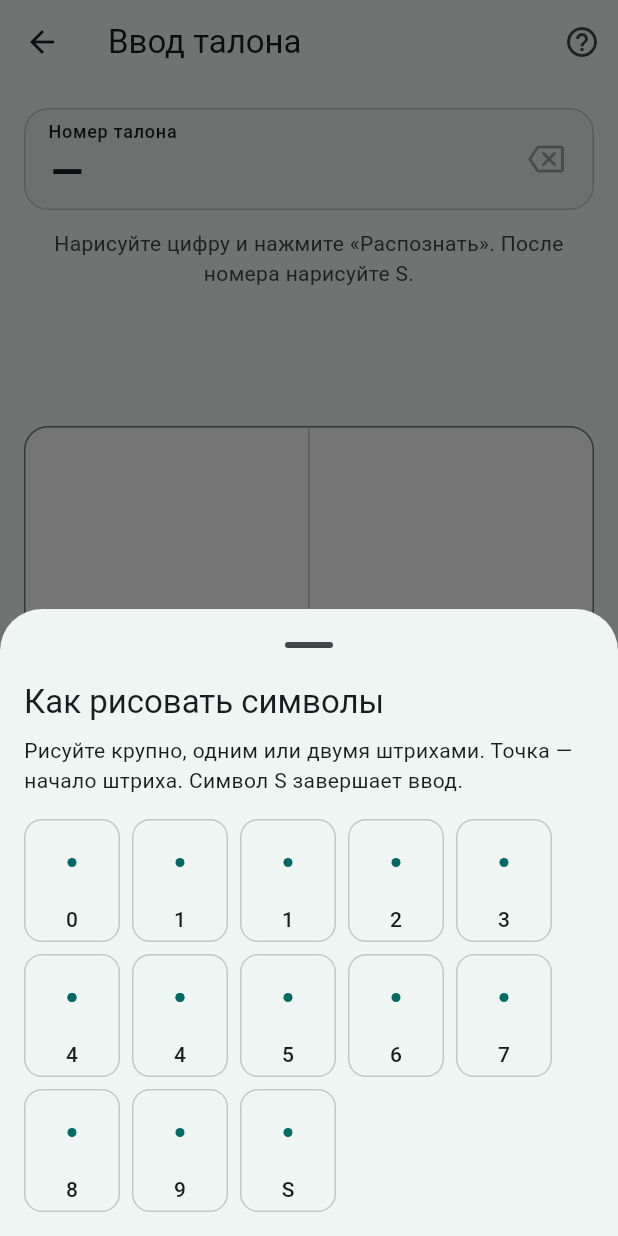
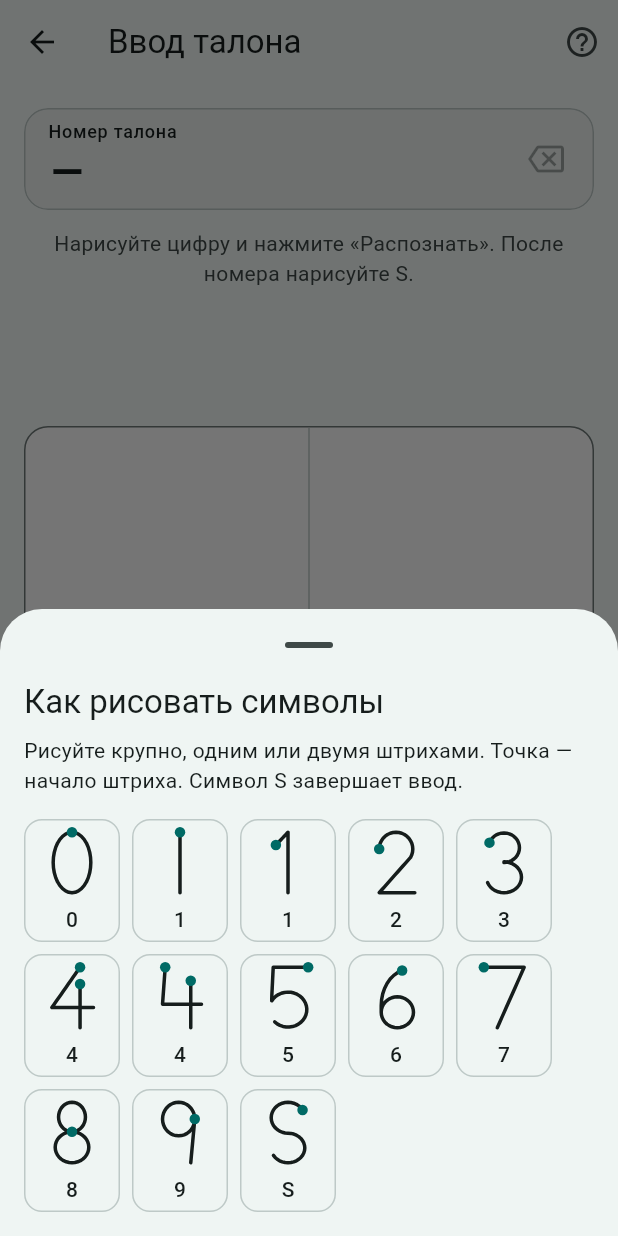
Before and after one commit to KingOfStrongStyle/Slotly, a Flutter app: the TicketCheckInScreen screen opened by its route, after a tap on the "help outline" icon, on a phone screen of 412 x 824 dp. Run offline on Flutter 3.47's test engine with Material 3 defaults, Android fonts, the phone set to English and light mode, and no system bars.

Commit message:
fix: render symbol template previews at full size

```diff
--- a/lib/features/gesture_checkin/presentation/ticket_check_in_screen.dart
+++ b/lib/features/gesture_checkin/presentation/ticket_check_in_screen.dart
@@ -448,8 +448,8 @@ class _TemplatesSheet extends StatelessWidget {
                     ),
                     child: Column(
                       children: [
-                        SizedBox(
-                          height: 56,
+                        SizedBox.square(
+                          dimension: 56,
                           child: TemplatePreview(template: template),
                         ),
                         Text(template.label, style: theme.textTheme.labelLarge),
--- a/lib/features/gesture_checkin/presentation/widgets/template_preview.dart
+++ b/lib/features/gesture_checkin/presentation/widgets/template_preview.dart
@@ -14,11 +14,15 @@ class TemplatePreview extends StatelessWidget {
   @override
   Widget build(BuildContext context) {
     final colors = Theme.of(context).colorScheme;
-    return CustomPaint(
-      painter: _TemplatePainter(
-        strokes: template.strokes,
-        color: colors.onSurface,
-        startColor: colors.primary,
+    // CustomPaint without a child takes its size from the constraints only;
+    // SizedBox.expand makes it fill the space given by the parent.
+    return SizedBox.expand(
+      child: CustomPaint(
+        painter: _TemplatePainter(
+          strokes: template.strokes,
+          color: colors.onSurface,
+          startColor: colors.primary,
+        ),
       ),
     );
   }
```
Also changed, not shown: 1 other file.
